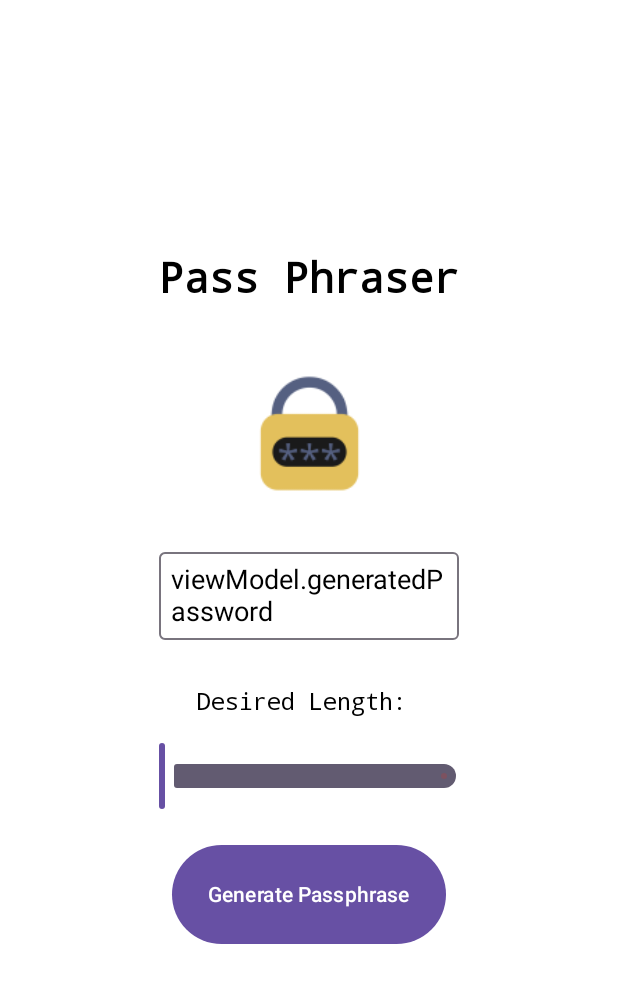
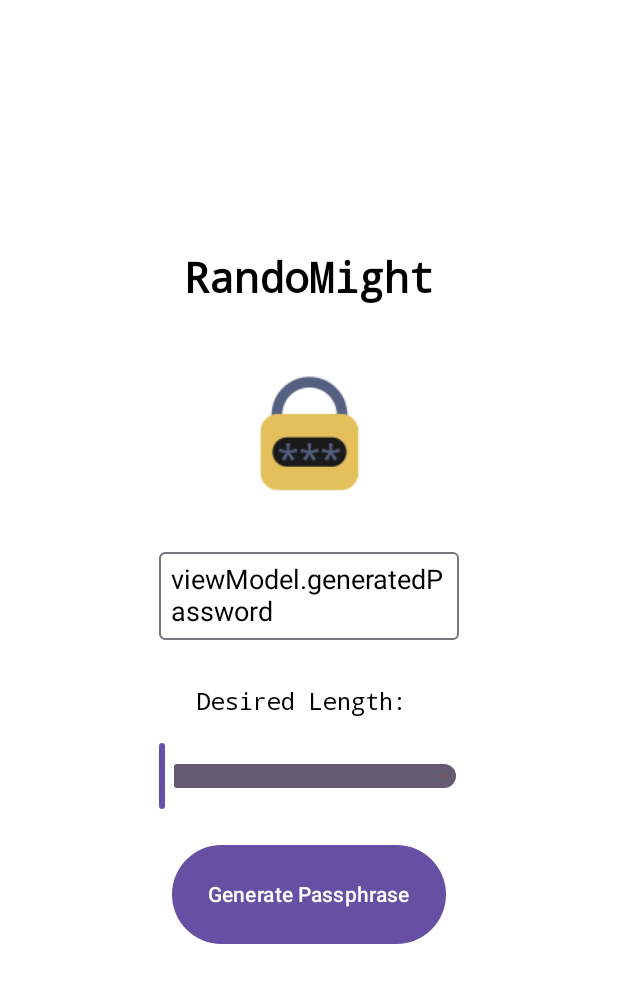
Before and after one commit to netbug94/RandoMight, an Android app built with Jetpack Compose: the @Preview function MainScreenH, on a phone screen of 412 x 824 dp. Shown: the top 983 px of the screen. Run offline under Robolectric (Android 15) with nearby library versions, the light colour scheme and no system bars.

Commit message:
Update MainScreenH.kt
updt

```diff
--- a/app/src/main/java/com/example/passphraser/view/MainScreenH.kt
+++ b/app/src/main/java/com/example/passphraser/view/MainScreenH.kt
@@ -41,7 +41,7 @@ fun MainScreenH() {
             verticalArrangement = Arrangement.Center,
             horizontalAlignment = Alignment.CenterHorizontally) {
 
-            Text("Pass Phraser",
+            Text("RandoMight",
                 fontSize = 28.sp,
                 fontFamily = FontFamily.Monospace,
                 fontWeight = FontWeight.Bold
```
